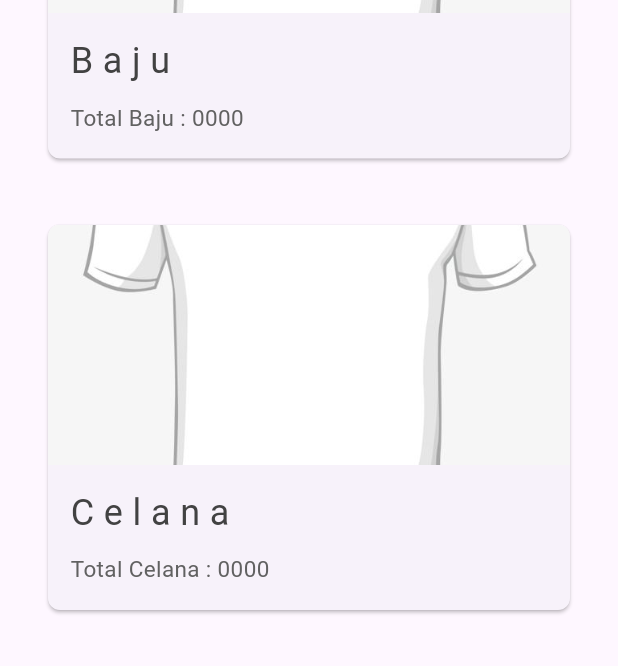
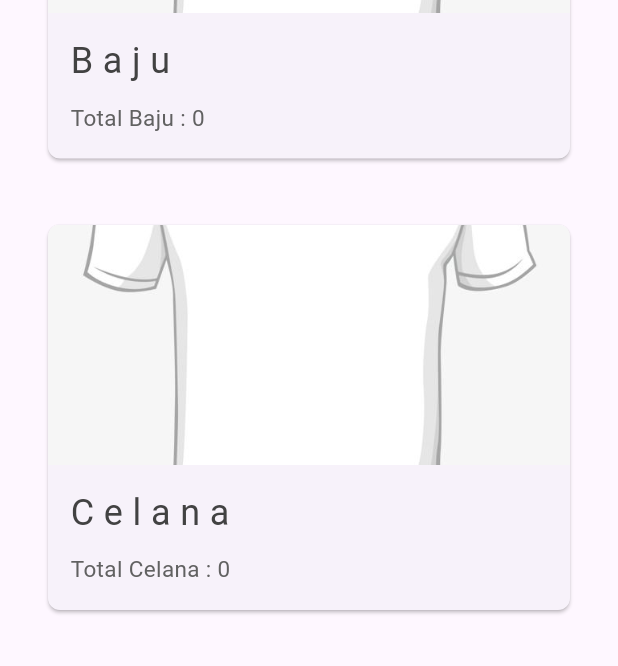
Before and after one commit to AdamJhansi/inventaris_mobile_rlp, a Flutter app: the screen it shows after launch, item 3 of the bottom bar chosen, on a phone screen of 412 x 824 dp. Shown: the part 344-1010 px from the top of the screen. Run offline on Flutter 3.47's test engine with Material 3 defaults, Android fonts, the light colour scheme and no system bars; our stand-ins replace fl_chart, image_picker, sqflite; accounts and stored records are empty.

Commit message:
debuging counting jumlah barang

```diff
--- a/lib/pages/list_barang.dart
+++ b/lib/pages/list_barang.dart
@@ -4,6 +4,7 @@ import "package:inventaris_mobile/pages/items/pants.dart";
 import "package:inventaris_mobile/pages/items/shirt.dart";
 
 import "../components/card_header.dart";
+import "../db/db_helper.dart";
 
 class ListBarangPage extends StatefulWidget {
   const ListBarangPage({super.key});
@@ -13,6 +14,28 @@ class ListBarangPage extends StatefulWidget {
 }
 
 class _ListBarangPageState extends State<ListBarangPage> {
+  int _totalBaju = 0;
+  int _totalCelana = 0;
+  int _totalJaket = 0;
+
+  @override
+  void initState() {
+    super.initState();
+    _fetchData();
+  }
+
+  Future<void> _fetchData() async {
+    final repository = ItemsRepository();
+    final totalBaju = await repository.getCount('baju');
+    final totalCelana = await repository.getCount('celana');
+    final totaljaket = await repository.getCount('jaket');
+    setState(() {
+      _totalBaju = totalBaju;
+      _totalCelana = totalCelana;
+      _totalJaket = totaljaket;
+    });
+  }
+
   @override
   Widget build(BuildContext context) {
     double screenWidth = MediaQuery.of(context).size.width;
@@ -32,7 +55,7 @@ class _ListBarangPageState extends State<ListBarangPage> {
               child: CardHeader(
                 imagePath: 'assets/baju.jpg',
                 title: 'B a j u',
-                description: 'Total Baju : 0000',
+                description: 'Total Baju : $_totalBaju',
                 onPressed: () {
                   Navigator.push(
                     context,
@@ -46,7 +69,7 @@ class _ListBarangPageState extends State<ListBarangPage> {
               child: CardHeader(
                 imagePath: 'assets/baju.jpg',
                 title: 'C e l a n a',
-                description: 'Total Celana : 0000',
+                description: 'Total Celana : $_totalCelana',
                 onPressed: () {
                   Navigator.push(
                     context,
@@ -60,7 +83,7 @@ class _ListBarangPageState extends State<ListBarangPage> {
               child: CardHeader(
                 imagePath: 'assets/baju.jpg',
                 title: 'J a k e t',
-                description: 'Total Jaket : 0000',
+                description: 'Total Jaket : $_totalJaket',
                 onPressed: () {
                   Navigator.push(
                     context,
```
Also changed, not shown: lib/components/hover_pie_chart.dart (+9 -9 lines).
